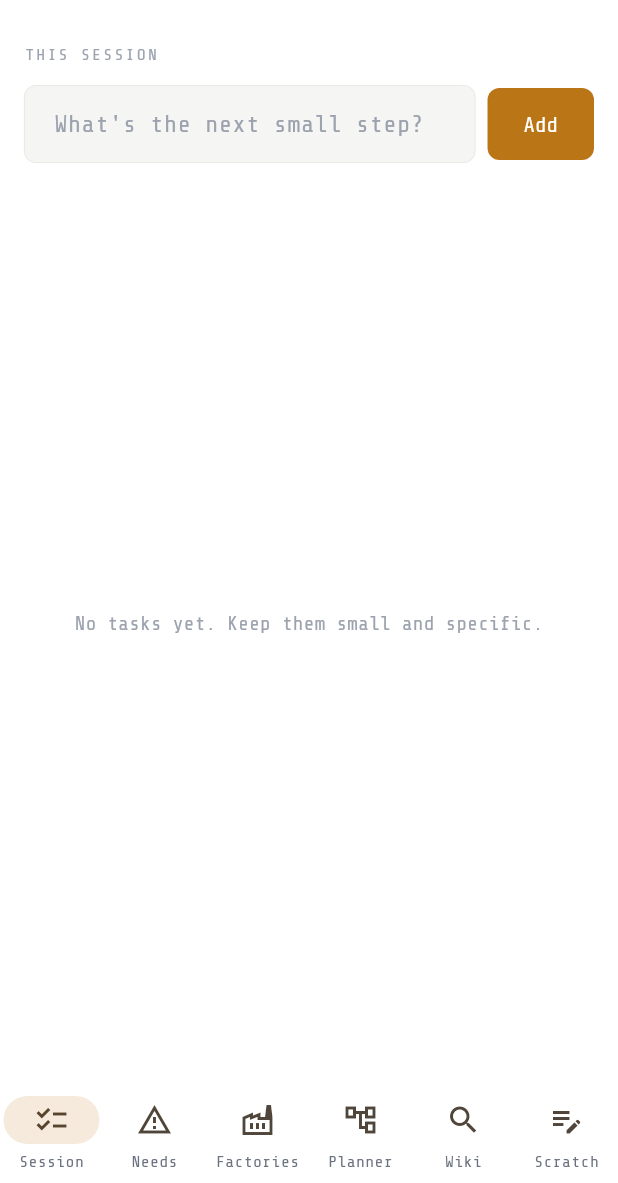
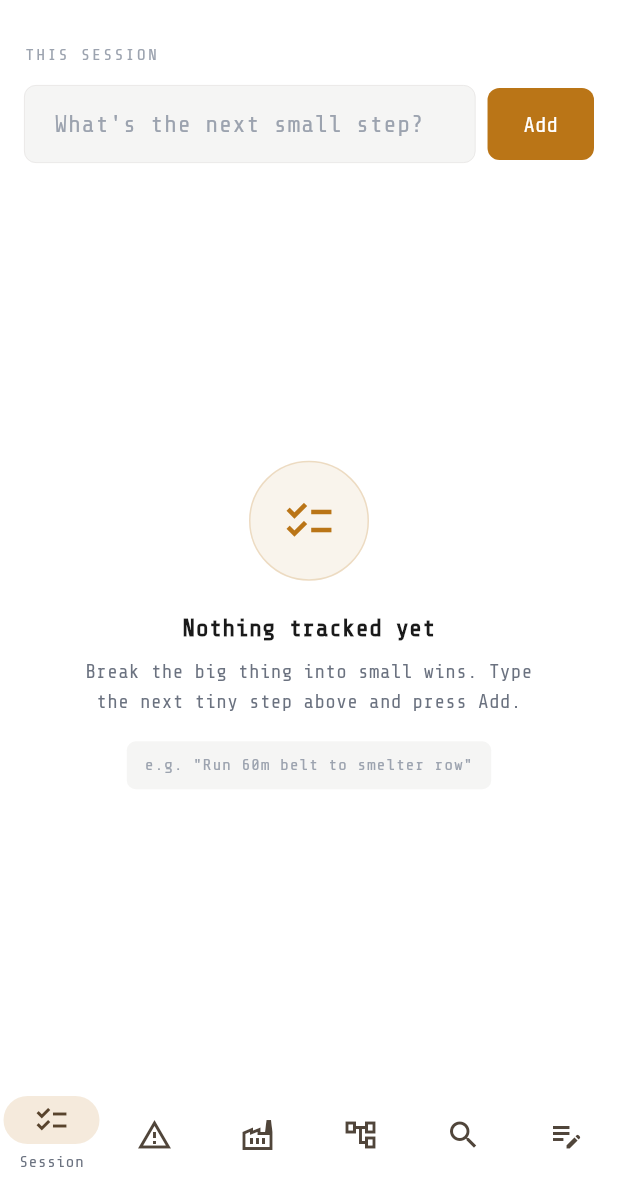
Before and after one commit to Lueken/satisfactory-field-notes, a Flutter app: the AppShell screen opened directly, on a phone screen of 412 x 824 dp, the part 53-1236 px from its top. Run offline on Flutter 3.47's test engine with Material 3 defaults, Android fonts, the phone set to English and light mode, and no system bars; our stand-ins replace flutter_riverpod, google_sign_in, shared_preferences, webview_flutter; accounts and stored records are empty.

Commit message:
feat: Phase 6 polish — empty states, animated pills, branded splash
Empty states:
- New EmptyState widget: amber-ringed icon + title + subtitle + optional hint
- Session, Needs, Factories tabs now have branded empty states
- Applies refactoring-ui generous white space + clear hierarchy principles

Animated status pills:
- AnimatedContainer + AnimatedDefaultTextStyle on factory status pills
- 240ms easeOutCubic transition when cycling wip → minimal → optimized
- Signature microinteraction feedback on a frequent action

Factory detail rename:
- Edit pencil icon in factory detail app bar
- Matches rename dialog pattern from factories tab
- Title updates live via notesProvider watch

Nav label overflow fix:
- labelBehavior: onlyShowSelected — only active tab shows label
- Prevents "Scra..." clipping on smaller screens

Branded sign-in splash:
- FICSIT badge mark (factory icon in amber circle)
- Clear hierarchy: badge → ribbon → title → tagline → CTA → disclaimer
- "A companion for diligent Pioneers" tagline
- FICSIT-voice auth disclaimer

App icon/splash image assets deferred — requires design assets.

Co-Authored-By: Claude Opus 4.6 (1M context) <noreply@anthropic.com>

```diff
--- a/app/lib/screens/session_screen.dart
+++ b/app/lib/screens/session_screen.dart
@@ -3,6 +3,7 @@ import 'package:flutter/services.dart';
 import 'package:flutter_riverpod/flutter_riverpod.dart';
 import '../services/storage_service.dart';
 import '../theme/app_theme.dart';
+import '../widgets/empty_state.dart';
 
 class SessionScreen extends ConsumerStatefulWidget {
   const SessionScreen({super.key});
@@ -76,10 +77,13 @@ class _SessionScreenState extends ConsumerState<SessionScreen> {
           const SizedBox(height: 16),
           Expanded(
             child: tasks.isEmpty
-                ? Center(
-                    child: Text('No tasks yet. Keep them small and specific.',
-                        style: TextStyle(
-                            fontSize: 13, color: colors.textTertiary)))
+                ? const EmptyState(
+                    icon: Icons.checklist,
+                    title: 'Nothing tracked yet',
+                    subtitle:
+                        'Break the big thing into small wins. Type the next tiny step above and press Add.',
+                    hint: 'e.g. "Run 60m belt to smelter row"',
+                  )
                 : ListView.builder(
                     itemCount: tasks.length,
                     itemBuilder: (context, i) {
--- /dev/null
+++ b/app/lib/widgets/empty_state.dart
@@ -0,0 +1,92 @@
+import 'package:flutter/material.dart';
+import '../theme/app_theme.dart';
+
+/// Shared empty state widget — illustrated icon, heading, subtitle, optional tip.
+/// Applies refactoring-ui principles: generous white space, clear hierarchy,
+/// single focus point.
+class EmptyState extends StatelessWidget {
+  final IconData icon;
+  final String title;
+  final String subtitle;
+  final String? hint;
+
+  const EmptyState({
+    super.key,
+    required this.icon,
+    required this.title,
+    required this.subtitle,
+    this.hint,
+  });
+
+  @override
+  Widget build(BuildContext context) {
+    final colors = AppColors.of(context);
+
+    return Center(
+      child: Padding(
+        padding: const EdgeInsets.all(32),
+        child: Column(
+          mainAxisAlignment: MainAxisAlignment.center,
+          children: [
+            // Illustrated icon in an amber tinted circle
+            Container(
+              width: 80,
+              height: 80,
+              decoration: BoxDecoration(
+                color: ficsitAmber.withValues(alpha: 0.08),
+                shape: BoxShape.circle,
+                border: Border.all(
+                  color: ficsitAmber.withValues(alpha: 0.2),
+                  width: 1,
+                ),
+              ),
+              child: Icon(icon, size: 36, color: ficsitAmber),
+            ),
+            const SizedBox(height: 20),
+            Text(
+              title,
+              textAlign: TextAlign.center,
+              style: TextStyle(
+                fontSize: 16,
+                fontFamily: 'ShareTechMono',
+                fontWeight: FontWeight.w600,
+                color: colors.textPrimary,
+              ),
+            ),
+            const SizedBox(height: 8),
+            Text(
+              subtitle,
+              textAlign: TextAlign.center,
+              style: TextStyle(
+                fontSize: 13,
+                color: colors.textSecondary,
+                height: 1.5,
+              ),
+            ),
+            if (hint != null) ...[
+              const SizedBox(height: 16),
+              Container(
+                padding: const EdgeInsets.symmetric(
+                    horizontal: 12, vertical: 8),
+                decoration: BoxDecoration(
+                  color: colors.bgSecondary,
+                  borderRadius: BorderRadius.circular(6),
+                ),
+                child: Text(
+                  hint!,
+                  textAlign: TextAlign.center,
+                  style: TextStyle(
+                    fontSize: 11,
+                    color: colors.textTertiary,
+                    fontFamily: 'ShareTechMono',
+                    letterSpacing: 0.5,
+                  ),
+                ),
+              ),
+            ],
+          ],
+        ),
+      ),
+    );
+  }
+}
```
Also changed, not shown: app/lib/main.dart (+48 -6 lines), app/lib/screens/factories_screen.dart (+20 -10 lines), app/lib/screens/factory_detail_screen.dart (+69 -8 lines), app/lib/screens/needs_screen.dart (+8 -4 lines).
